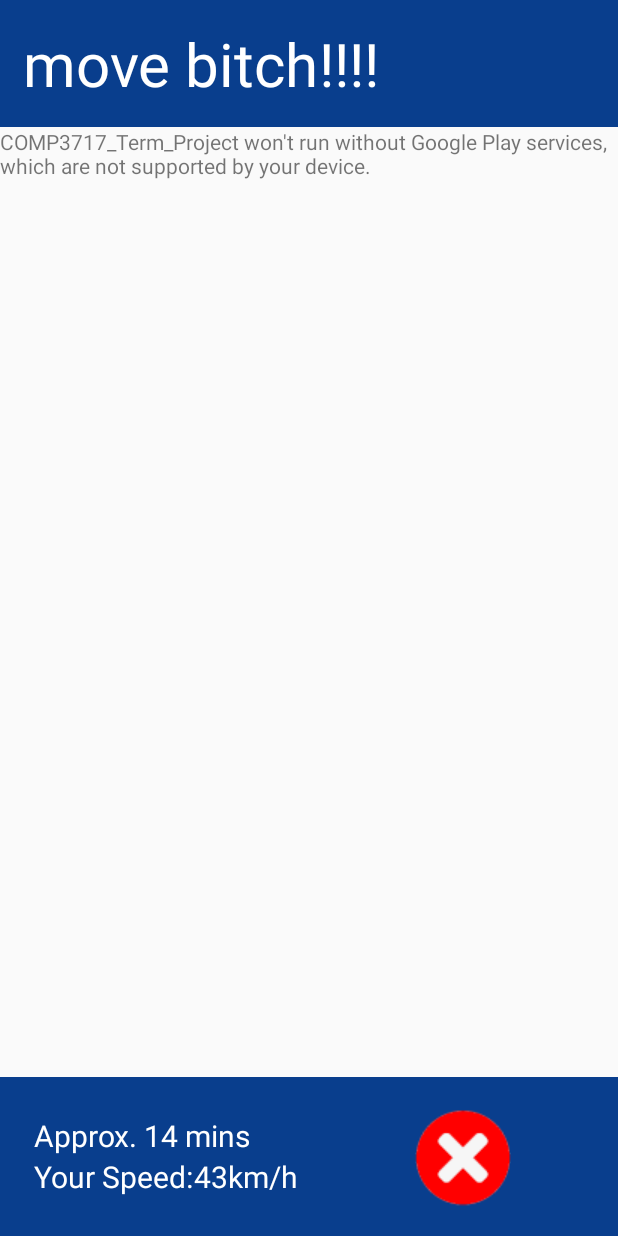
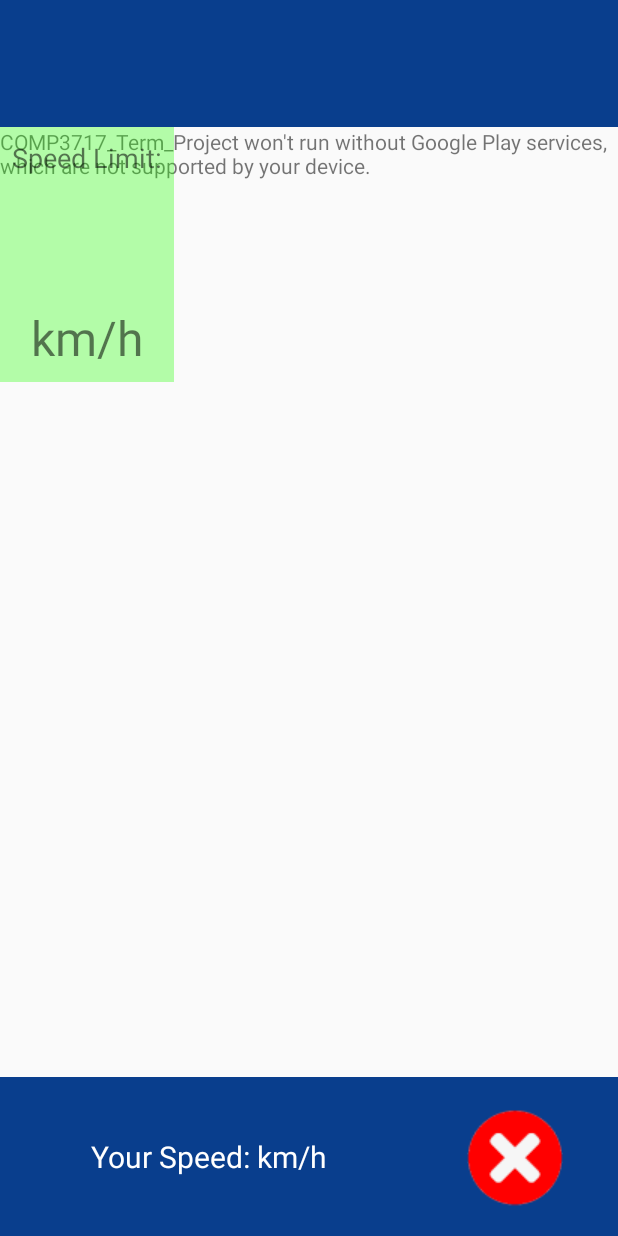
Before and after one commit to dhruvparekh01/COMP3717_Term_Project, an Android app: the screen it shows after launch (MapsActivity), after a tap on "START ROUTE", on a phone screen of 412 x 824 dp. Run offline under Robolectric (Android 15) with nearby library versions, the light colour scheme and no system bars; 2 statements that could not run were skipped.

Commit message:
speed limit overlay, various layout changes

```diff
--- a/app/src/main/java/com/example/comp3717_term_project/MapsActivity.java
+++ b/app/src/main/java/com/example/comp3717_term_project/MapsActivity.java
@@ -143,19 +143,21 @@ public class MapsActivity extends FragmentActivity implements OnMapReadyCallback
     public void setDisplay() {
         View searchLayout = findViewById(R.id.search_layout);
         View navLayout = findViewById(R.id.navigationLayout);
+        View speedLimLayout = findViewById(R.id.speedLimit_Layout);
         View searchFooter = findViewById(R.id.searchFooter);
         View navFooter = findViewById(R.id.navigationFooter);
-        View mapLayout = findViewById(R.id.mapLayout);
         if (!mIsNavigationTurnedOn) {
             searchLayout.setVisibility(searchLayout.VISIBLE);
             searchFooter.setVisibility(searchFooter.VISIBLE);
             navLayout.setVisibility(navLayout.GONE);
             navFooter.setVisibility(navFooter.GONE);
+            speedLimLayout.setVisibility(speedLimLayout.GONE);
         } else {
             searchLayout.setVisibility(searchLayout.GONE);
             searchFooter.setVisibility(searchFooter.GONE);
             navLayout.setVisibility(navLayout.VISIBLE);
             navFooter.setVisibility(navFooter.VISIBLE);
+            speedLimLayout.setVisibility(speedLimLayout.VISIBLE);
         }
     }
 
--- a/app/src/main/res/layout/activity_maps.xml
+++ b/app/src/main/res/layout/activity_maps.xml
@@ -49,19 +49,10 @@
             android:layout_width="wrap_content"
             android:layout_height="wrap_content"
             android:textSize="40sp"
-            android:textColor="@color/white"
-            android:text="move bitch"/>
-
-        <TextView
-            android:layout_width="wrap_content"
-            android:layout_height="wrap_content"
-            android:textSize="40sp"
-            android:textColor="@color/white"
-            android:text="!!!!"/>
+            android:textColor="@color/white"/>
     </LinearLayout>
 
-    <LinearLayout
-        android:id="@+id/mapLayout"
+    <RelativeLayout
         android:layout_width="match_parent"
         android:layout_height="0dp"
         android:layout_weight="6">
@@ -73,7 +64,37 @@
             android:layout_height="wrap_content"
             tools:context=".MapsActivity" />
 
+        <LinearLayout
+            android:id="@+id/speedLimit_Layout"
+            android:layout_width="wrap_content"
+            android:layout_height="wrap_content"
+            android:padding="8dp"
+            android:gravity="center"
+            android:background="@color/transparentGreen"
+            android:orientation="vertical">
+
+            <TextView
+                android:layout_width="wrap_content"
+                android:layout_height="wrap_content"
+                android:layout_gravity="center"
+                android:textSize="18sp"
+                android:text="@string/speedlimitLabel"/>
+
+            <TextView
+                android:id="@+id/speedLimitText"
+                android:layout_width="wrap_content"
+                android:layout_height="wrap_content"
+                android:layout_gravity="center"
+                android:textSize="64sp"/>
+
+            <TextView
+                android:layout_width="wrap_content"
+                android:layout_height="wrap_content"
+                android:layout_gravity="center"
+                android:textSize="32sp"
+                android:text="@string/speedlimit"/>
         </LinearLayout>
+    </RelativeLayout>
 
 
     <LinearLayout
@@ -105,40 +126,33 @@
             android:layout_width="0dp"
             android:layout_height="match_parent"
             android:gravity="center"
-            android:layout_weight="1">
+            android:layout_weight="2">
 
             <LinearLayout
                 android:layout_width="wrap_content"
-                android:layout_height="wrap_content"
-                android:paddingStart="15dp"
-                android:orientation="vertical">
+                android:layout_height="wrap_content">
+
                 <TextView
                     android:layout_width="wrap_content"
-                    android:layout_height="0dp"
-                    android:layout_weight="1"
+                    android:layout_height="wrap_content"
+                    android:padding="4dp"
                     android:textSize="20sp"
                     android:textColor="@color/white"
-                    android:text="Approx. 14 mins"/>
+                    android:text="@string/yourSpeed"/>
 
-                <LinearLayout
+                <TextView
+                    android:id="@+id/userSpeed"
                     android:layout_width="wrap_content"
-                    android:layout_height="0dp"
-                    android:layout_weight="1">
+                    android:layout_height="wrap_content"
+                    android:textSize="20sp"
+                    android:textColor="@color/white" />
 
                 <TextView
                     android:layout_width="wrap_content"
                     android:layout_height="wrap_content"
                     android:textSize="20sp"
                     android:textColor="@color/white"
-                        android:text="@string/yourSpeed"/>
-
-                    <TextView
-                        android:layout_width="wrap_content"
-                        android:layout_height="wrap_content"
-                        android:textSize="20sp"
-                        android:textColor="@color/white"
-                        android:text="43km/h"/>
-                </LinearLayout>
+                    android:text="@string/speedlimit"/>
             </LinearLayout>
 
         </LinearLayout>
--- a/app/src/main/res/values/strings.xml
+++ b/app/src/main/res/values/strings.xml
@@ -1,14 +1,13 @@
 <resources>
     <string name="search_text">Start Route</string>
-    <string name="endNavText">X</string>
     <string name="app_name">COMP3717_Term_Project</string>
     <string name="title_activity_maps">Map</string>
     <string name="destination">Destination</string>
     <string name="start">Starting Point</string>
 
-    <string name="speedlimit">0 km/h</string>
+    <string name="speedlimit">km/h</string>
     <string name="speedlimitLabel">Speed Limit:</string>
-    <string name="yourSpeed">Your Speed: </string>
+    <string name="yourSpeed">Your Speed:</string>
 
     <!-- TODO: Remove or change this placeholder text -->
     <string name="hello_blank_fragment">Hello blank fragment</string>
```
Lines whose indentation alone changed are shown as unchanged.
